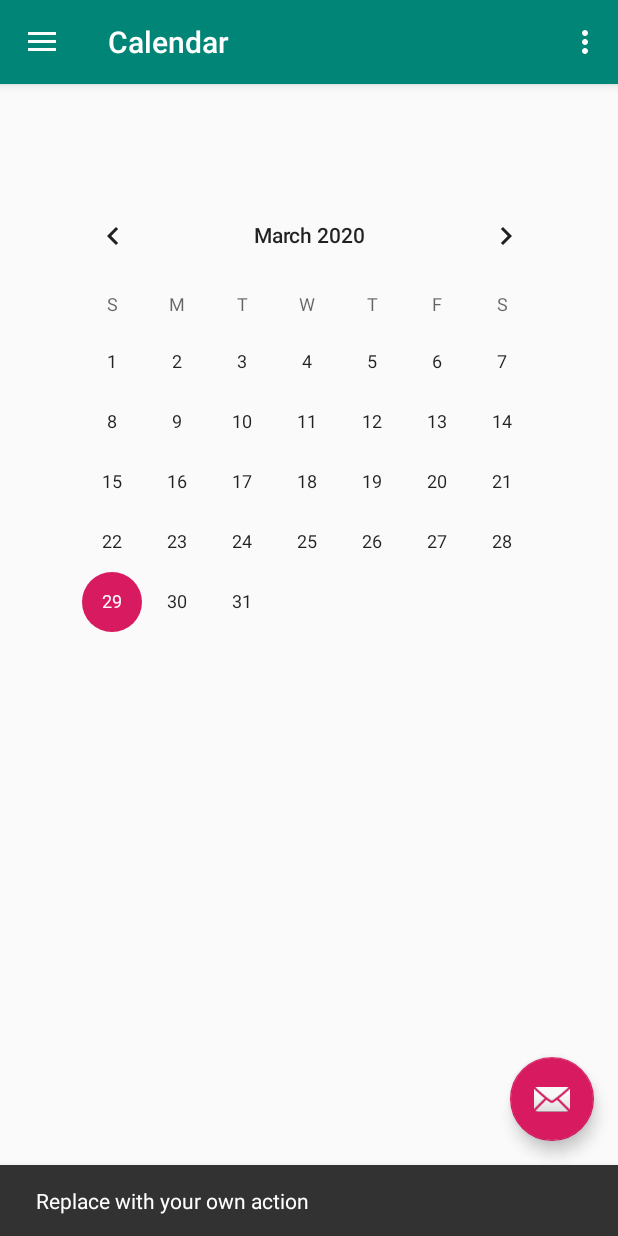
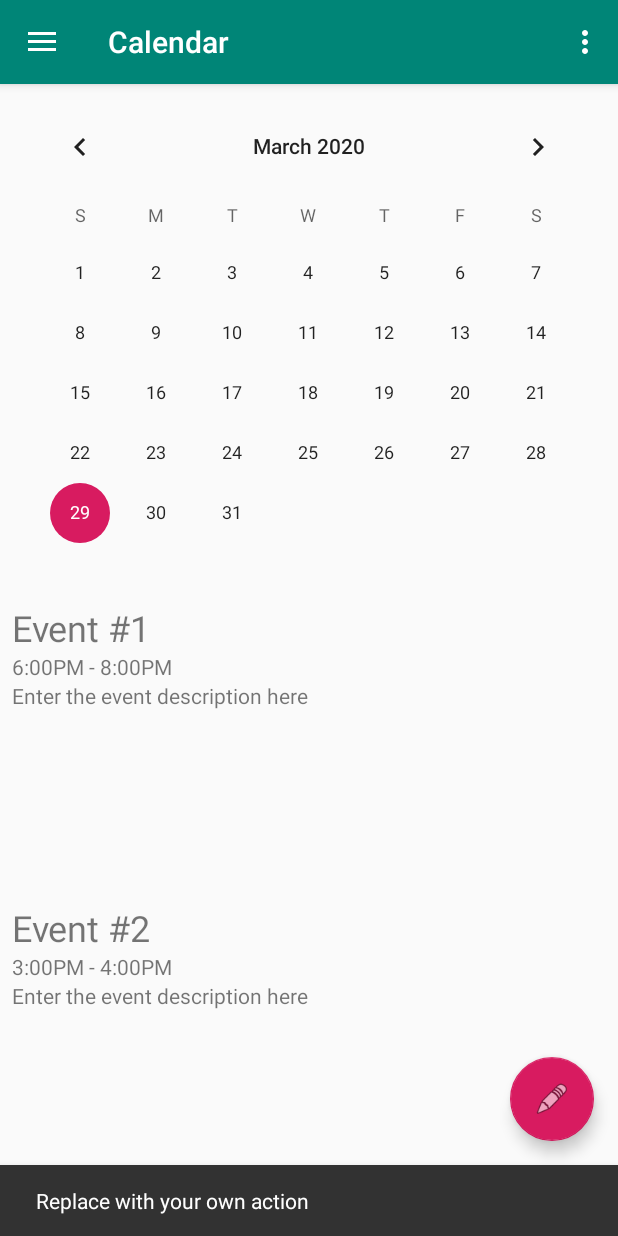
Before and after one commit to EricShanks68/341_proj, an Android app: the MainActivity screen opened directly, with no data from a screen before it, after a tap on an icon or button, on a phone screen of 412 x 824 dp. Run offline under Robolectric (Android 15) with nearby library versions, the phone set to English and light mode, and no system bars; our stand-ins replace navigation-ui.

Commit message:
New updates

```diff
--- a/app/src/main/java/com/example/a341_proj/ui/login/MainActivity.java
+++ b/app/src/main/java/com/example/a341_proj/ui/login/MainActivity.java
@@ -4,15 +4,13 @@ import android.content.Intent;
 import android.os.Bundle;
 
 import com.example.a341_proj.R;
-import com.example.a341_proj.ui.login.ui.tools.ToolsFragment;
-import com.example.a341_proj.ui.login.ui.tools.ToolsViewModel;
+import com.example.a341_proj.ui.login.ui.logout.LogoutFragment;
 import com.google.android.material.floatingactionbutton.FloatingActionButton;
 import com.google.android.material.snackbar.Snackbar;
 
 import android.view.View;
 
 import androidx.fragment.app.FragmentManager;
-import androidx.fragment.app.FragmentTransaction;
 import androidx.navigation.NavController;
 import androidx.navigation.Navigation;
 import androidx.navigation.ui.AppBarConfiguration;
@@ -28,12 +26,10 @@ import androidx.appcompat.widget.Toolbar;
 import android.view.Menu;
 import android.widget.TextView;
 
-import com.example.a341_proj.R;
-
 public class MainActivity extends AppCompatActivity {
 
     //fragment idk if this works
-    ToolsFragment fragment = new ToolsFragment();
+    LogoutFragment fragment = new LogoutFragment();
     FragmentManager manager = getSupportFragmentManager();
 
 
@@ -59,15 +55,15 @@ public class MainActivity extends AppCompatActivity {
         // Passing each menu ID as a set of Ids because each
         // menu should be considered as top level destinations.
         mAppBarConfiguration = new AppBarConfiguration.Builder(
-                R.id.nav_home, R.id.nav_gallery, R.id.nav_slideshow,
-                R.id.nav_tools, R.id.nav_share, R.id.nav_send)
+                R.id.nav_home, R.id.nav_groups, R.id.nav_settings,
+                R.id.nav_logout, R.id.nav_share, R.id.nav_send)
                 .setDrawerLayout(drawer)
                 .build();
         NavController navController = Navigation.findNavController(this, R.id.nav_host_fragment);
         NavigationUI.setupActionBarWithNavController(this, navController, mAppBarConfiguration);
         NavigationUI.setupWithNavController(navigationView, navController);
 
-        //recieve username and put it in the nav header
+        //receive username and put it in the nav header
         Intent in = getIntent();
         String username = in.getStringExtra(LoginActivity.sendUser);
         NavigationView navView = (NavigationView) findViewById(R.id.nav_view);
--- a/app/src/main/java/com/example/a341_proj/ui/login/ui/gallery/GalleryFragment.java
+++ b/app/src/main/java/com/example/a341_proj/ui/login/ui/gallery/GalleryFragment.java
@@ -23,7 +23,7 @@ public class GalleryFragment extends Fragment {
                              ViewGroup container, Bundle savedInstanceState) {
         galleryViewModel =
                 ViewModelProviders.of(this).get(GalleryViewModel.class);
-        View root = inflater.inflate(R.layout.fragment_gallery, container, false);
+        View root = inflater.inflate(R.layout.fragment_groups, container, false);
         final TextView textView = root.findViewById(R.id.text_gallery);
         galleryViewModel.getText().observe(this, new Observer<String>() {
             @Override
--- a/app/src/main/java/com/example/a341_proj/ui/login/ui/home/HomeFragment.java
+++ b/app/src/main/java/com/example/a341_proj/ui/login/ui/home/HomeFragment.java
@@ -21,18 +21,9 @@ public class HomeFragment extends Fragment {
 
     private HomeViewModel homeViewModel;
 
-    public View onCreateView(@NonNull LayoutInflater inflater,
-                             ViewGroup container, Bundle savedInstanceState) {
-        homeViewModel =
-                ViewModelProviders.of(this).get(HomeViewModel.class);
+    public View onCreateView(@NonNull LayoutInflater inflater, ViewGroup container, Bundle savedInstanceState) {
+        homeViewModel = ViewModelProviders.of(this).get(HomeViewModel.class);
         View root = inflater.inflate(R.layout.fragment_home, container, false);
-        final TextView textView = root.findViewById(R.id.text_home);
-        homeViewModel.getText().observe(this, new Observer<String>() {
-            @Override
-            public void onChanged(@Nullable String s) {
-                textView.setText(s);
-            }
-        });
         return root;
     }
 }
--- a/app/src/main/java/com/example/a341_proj/ui/login/ui/tools/ToolsFragment.java
+++ b/app/src/main/java/com/example/a341_proj/ui/login/ui/logout/LogoutFragment.java
@@ -1,4 +1,4 @@
-package com.example.a341_proj.ui.login.ui.tools;
+package com.example.a341_proj.ui.login.ui.logout;
 
 import android.content.Intent;
 import android.os.Bundle;
@@ -6,25 +6,21 @@ import android.view.LayoutInflater;
 import android.view.View;
 import android.view.ViewGroup;
 import android.widget.Button;
-import android.widget.TextView;
 
-import androidx.annotation.Nullable;
 import androidx.annotation.NonNull;
 import androidx.fragment.app.Fragment;
-import androidx.lifecycle.Observer;
-import androidx.lifecycle.ViewModelProviders;
 
 import com.example.a341_proj.R;
 import com.example.a341_proj.ui.login.LoginActivity;
 
 
-public class ToolsFragment extends Fragment {
+public class LogoutFragment extends Fragment {
 
-    private ToolsViewModel toolsViewModel;
+    private LogoutViewModel logoutViewModel;
 
     public View onCreateView(@NonNull LayoutInflater inflater,
                              ViewGroup container, Bundle savedInstanceState) {
-        View view = inflater.inflate(R.layout.fragment_tools, container, false);
+        View view = inflater.inflate(R.layout.fragment_logout, container, false);
         Button button = (Button) view.findViewById(R.id.buttonOut);
         button.setOnClickListener(new View.OnClickListener()
         {
@@ -39,7 +35,7 @@ public class ToolsFragment extends Fragment {
 
 //        toolsViewModel =
 //                ViewModelProviders.of(this).get(ToolsViewModel.class);
-//        View root = inflater.inflate(R.layout.fragment_tools, container, false);
+//        View root = inflater.inflate(R.layout.fragment_logout, container, false);
 //        final TextView textView = root.findViewById(R.id.text_tools);
 //        toolsViewModel.getText().observe(this, new Observer<String>() {
 //            @Override
--- a/app/src/main/res/layout/app_bar_main.xml
+++ b/app/src/main/res/layout/app_bar_main.xml
@@ -28,6 +28,6 @@
         android:layout_height="wrap_content"
         android:layout_gravity="bottom|end"
         android:layout_margin="@dimen/fab_margin"
-        app:srcCompat="@android:drawable/ic_dialog_email" />
+        app:srcCompat="@android:drawable/ic_menu_edit" />
 
 </androidx.coordinatorlayout.widget.CoordinatorLayout>
--- a/app/src/main/res/layout/fragment_home.xml
+++ b/app/src/main/res/layout/fragment_home.xml
@@ -5,34 +5,137 @@
     android:layout_width="match_parent"
     android:layout_height="match_parent">
 
-    <TextView
-        android:id="@+id/text_home"
-        android:layout_width="match_parent"
+    <CalendarView
+        android:id="@+id/calendarView"
+        android:layout_width="0dp"
         android:layout_height="wrap_content"
+        android:layout_marginEnd="8dp"
+        android:layout_marginLeft="8dp"
+        android:layout_marginRight="8dp"
         android:layout_marginStart="8dp"
         android:layout_marginTop="8dp"
+        app:layout_constraintBottom_toTopOf="@+id/nestedScrollView"
+        app:layout_constraintEnd_toEndOf="parent"
+        app:layout_constraintHorizontal_bias="0.0"
+        app:layout_constraintStart_toStartOf="parent"
+        app:layout_constraintTop_toTopOf="parent"></CalendarView>
+
+    <androidx.core.widget.NestedScrollView
+        android:id="@+id/nestedScrollView"
+        android:layout_width="0dp"
+        android:layout_height="0dp"
+        android:layout_marginBottom="2dp"
         android:layout_marginEnd="8dp"
-        android:textAlignment="center"
-        android:textSize="20sp"
+        android:layout_marginLeft="8dp"
+        android:layout_marginRight="8dp"
+        android:layout_marginStart="8dp"
+        android:fillViewport="true"
+        app:layout_constraintBottom_toBottomOf="parent"
         app:layout_constraintEnd_toEndOf="parent"
         app:layout_constraintStart_toStartOf="parent"
-        app:layout_constraintTop_toTopOf="parent"
-        android:gravity="center_horizontal" />
+        app:layout_constraintTop_toBottomOf="@+id/calendarView">
 
-    <CalendarView
-        android:layout_width="346dp"
-        android:layout_height="354dp"
-        android:layout_marginStart="32dp"
-        android:layout_marginLeft="32dp"
-        android:layout_marginTop="32dp"
-        android:layout_marginEnd="32dp"
-        android:layout_marginRight="32dp"
-        app:layout_constraintBottom_toBottomOf="parent"
-        app:layout_constraintEnd_toEndOf="parent"
-        app:layout_constraintHorizontal_bias="0.526"
-        app:layout_constraintStart_toStartOf="parent"
-        app:layout_constraintTop_toBottomOf="@+id/text_home"
-        app:layout_constraintVertical_bias="0.0"></CalendarView>
+        <LinearLayout
+            android:layout_width="match_parent"
+            android:layout_height="wrap_content"
+            android:orientation="vertical">
+
+            <TableRow
+                android:layout_width="match_parent"
+                android:layout_height="200dp">
+
+                <LinearLayout
+                    android:layout_width="match_parent"
+                    android:layout_height="match_parent"
+                    android:orientation="vertical">
+
+                    <TextView
+                        android:id="@+id/event1Title"
+                        android:layout_width="match_parent"
+                        android:layout_height="wrap_content"
+                        android:text="Event #1"
+                        android:textSize="24sp" />
+
+                    <TextView
+                        android:id="@+id/event1Time"
+                        android:layout_width="wrap_content"
+                        android:layout_height="wrap_content"
+                        android:text="6:00PM - 8:00PM" />
+
+                    <TextView
+                        android:id="@+id/event1Desc"
+                        android:layout_width="match_parent"
+                        android:layout_height="wrap_content"
+                        android:text="Enter the event description here" />
+
+                </LinearLayout>
+
+            </TableRow>
+
+            <TableRow
+                android:layout_width="match_parent"
+                android:layout_height="200dp">
+
+                <LinearLayout
+                    android:layout_width="match_parent"
+                    android:layout_height="match_parent"
+                    android:orientation="vertical">
+
+                    <TextView
+                        android:id="@+id/event2Title"
+                        android:layout_width="match_parent"
+                        android:layout_height="wrap_content"
+                        android:text="Event #2"
+                        android:textSize="24sp" />
+
+                    <TextView
+                        android:id="@+id/event2Time"
+                        android:layout_width="wrap_content"
+                        android:layout_height="wrap_content"
+                        android:text="3:00PM - 4:00PM" />
+
+                    <TextView
+                        android:id="@+id/event2Desc"
+                        android:layout_width="match_parent"
+                        android:layout_height="wrap_content"
+                        android:text="Enter the event description here" />
+
+                </LinearLayout>
+            </TableRow>
+
+            <TableRow
+                android:layout_width="match_parent"
+                android:layout_height="200dp">
+
+                <LinearLayout
+                    android:layout_width="match_parent"
+                    android:layout_height="match_parent"
+                    android:orientation="vertical">
+
+                    <TextView
+                        android:id="@+id/event3Title"
+                        android:layout_width="match_parent"
+                        android:layout_height="wrap_content"
+                        android:text="Event #3"
+                        android:textSize="24sp" />
+
+                    <TextView
+                        android:id="@+id/event3Time"
+                        android:layout_width="wrap_content"
+                        android:layout_height="wrap_content"
+                        android:text="11:00AM - 9:00PM" />
+
+                    <TextView
+                        android:id="@+id/event3Desc"
+                        android:layout_width="match_parent"
+                        android:layout_height="wrap_content"
+                        android:text="Enter the event description here" />
+
+                </LinearLayout>
+            </TableRow>
+
+        </LinearLayout>
+    </androidx.core.widget.NestedScrollView>
 
 
 </androidx.constraintlayout.widget.ConstraintLayout>
--- /dev/null
+++ b/app/src/main/res/layout/fragment_settings.xml
@@ -0,0 +1,6 @@
+<?xml version="1.0" encoding="utf-8"?>
+<androidx.constraintlayout.widget.ConstraintLayout xmlns:android="http://schemas.android.com/apk/res/android"
+    xmlns:app="http://schemas.android.com/apk/res-auto"
+    xmlns:tools="http://schemas.android.com/tools"
+    android:layout_width="match_parent"
+    android:layout_height="match_parent"/>
--- a/app/src/main/res/menu/activity_main_drawer.xml
+++ b/app/src/main/res/menu/activity_main_drawer.xml
@@ -9,15 +9,15 @@
             android:icon="@drawable/ic_calendar"
             android:title="@string/menu_calendar" />
         <item
-            android:id="@+id/nav_gallery"
+            android:id="@+id/nav_groups"
             android:icon="@drawable/ic_group"
             android:title="@string/menu_groups" />
         <item
-            android:id="@+id/nav_slideshow"
+            android:id="@+id/nav_settings"
             android:icon="@drawable/ic_settings"
             android:title="@string/menu_settings" />
         <item
-            android:id="@+id/nav_tools"
+            android:id="@+id/nav_logout"
             android:icon="@drawable/ic_index"
             android:title="@string/menu_logout" />
     </group>
--- a/app/src/main/res/navigation/mobile_navigation.xml
+++ b/app/src/main/res/navigation/mobile_navigation.xml
@@ -12,22 +12,22 @@
         tools:layout="@layout/fragment_home" />
 
     <fragment
-        android:id="@+id/nav_gallery"
+        android:id="@+id/nav_groups"
         android:name="com.example.a341_proj.ui.login.ui.gallery.GalleryFragment"
         android:label="@string/menu_groups"
-        tools:layout="@layout/fragment_gallery" />
+        tools:layout="@layout/fragment_groups" />
 
     <fragment
-        android:id="@+id/nav_slideshow"
-        android:name="com.example.a341_proj.ui.login.ui.slideshow.SlideshowFragment"
+        android:id="@+id/nav_settings"
+        android:name="com.example.a341_proj.ui.login.ui.groups.GroupsFragment"
         android:label="@string/menu_settings"
-        tools:layout="@layout/fragment_slideshow" />
+        tools:layout="@layout/fragment_settings" />
 
     <fragment
-        android:id="@+id/nav_tools"
-        android:name="com.example.a341_proj.ui.login.ui.tools.ToolsFragment"
+        android:id="@+id/nav_logout"
+        android:name="com.example.a341_proj.ui.login.ui.logout.LogoutFragment"
         android:label="@string/menu_logout"
-        tools:layout="@layout/fragment_tools" />
+        tools:layout="@layout/fragment_logout" />
 
     <fragment
         android:id="@+id/nav_share"
```
Also changed, not shown: app/src/main/java/com/example/a341_proj/ui/login/ui/groups/GroupsFragment.java (renamed from app/src/main/java/com/example/a341_proj/ui/login/ui/slideshow/SlideshowFragment.java, +7 -7 lines), app/src/main/java/com/example/a341_proj/ui/login/ui/groups/GroupsViewModel.java (added, +19 -0 lines), app/src/main/java/com/example/a341_proj/ui/login/ui/logout/LogoutViewModel.java (renamed from app/src/main/java/com/example/a341_proj/ui/login/ui/slideshow/SlideshowViewModel.java, +6 -4 lines), app/src/main/java/com/example/a341_proj/ui/login/ui/tools/ToolsViewModel.java (deleted, +0 -32 lines), app/src/main/res/layout/fragment_gallery.xml (deleted, +0 -19 lines), app/src/main/res/layout/fragment_groups.xml (added, +63 -0 lines), app/src/main/res/layout/fragment_slideshow.xml (deleted, +0 -19 lines), app/src/main/res/layout/nav_header_main.xml (+4 -4 lines), app/src/main/res/drawable/female.png (added), app/src/main/res/layout/fragment_logout.xml (renamed from app/src/main/res/layout/fragment_tools.xml), settings.gradle (line endings or trailing spaces).
